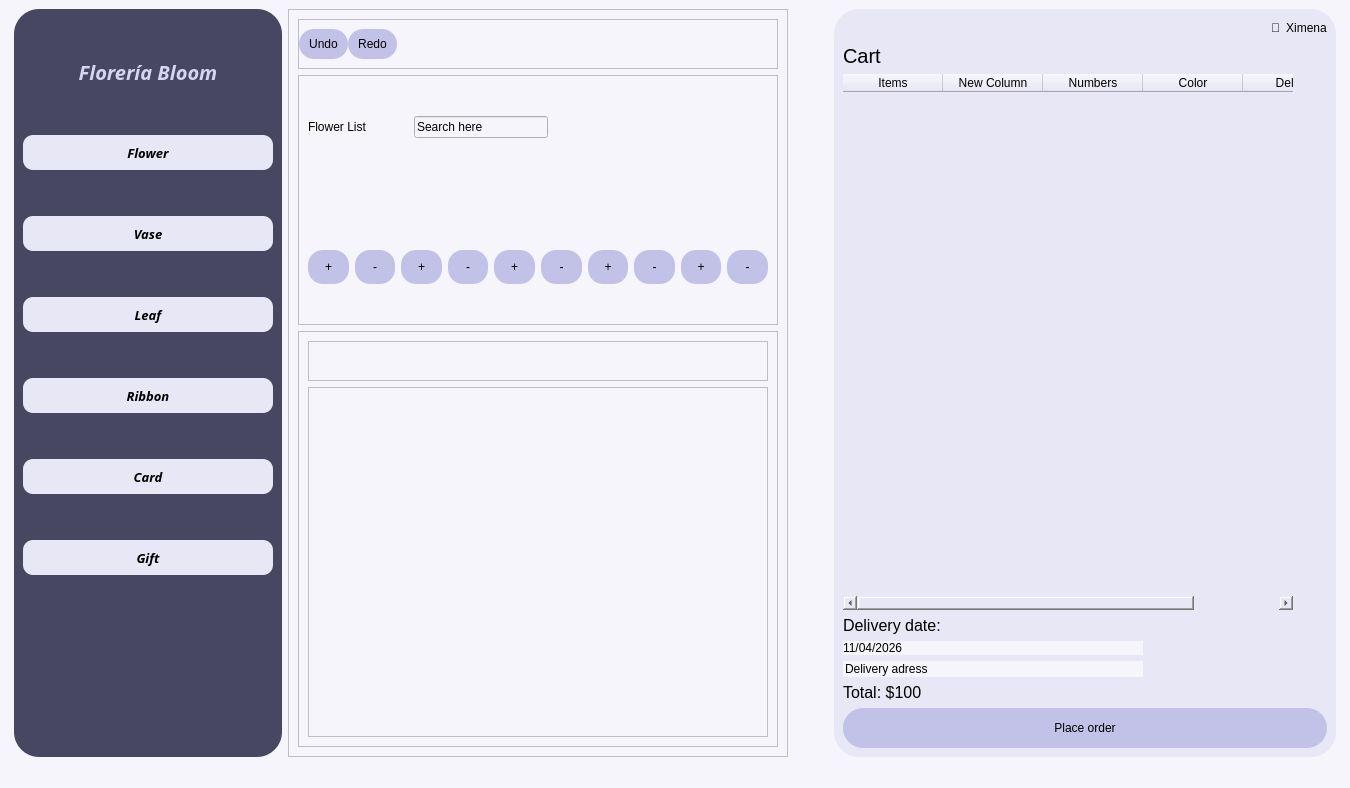
The window that views/floreria_maiin.ui (ximenaaloya/Floreria) describes before a commit, drawn with Qt 5.
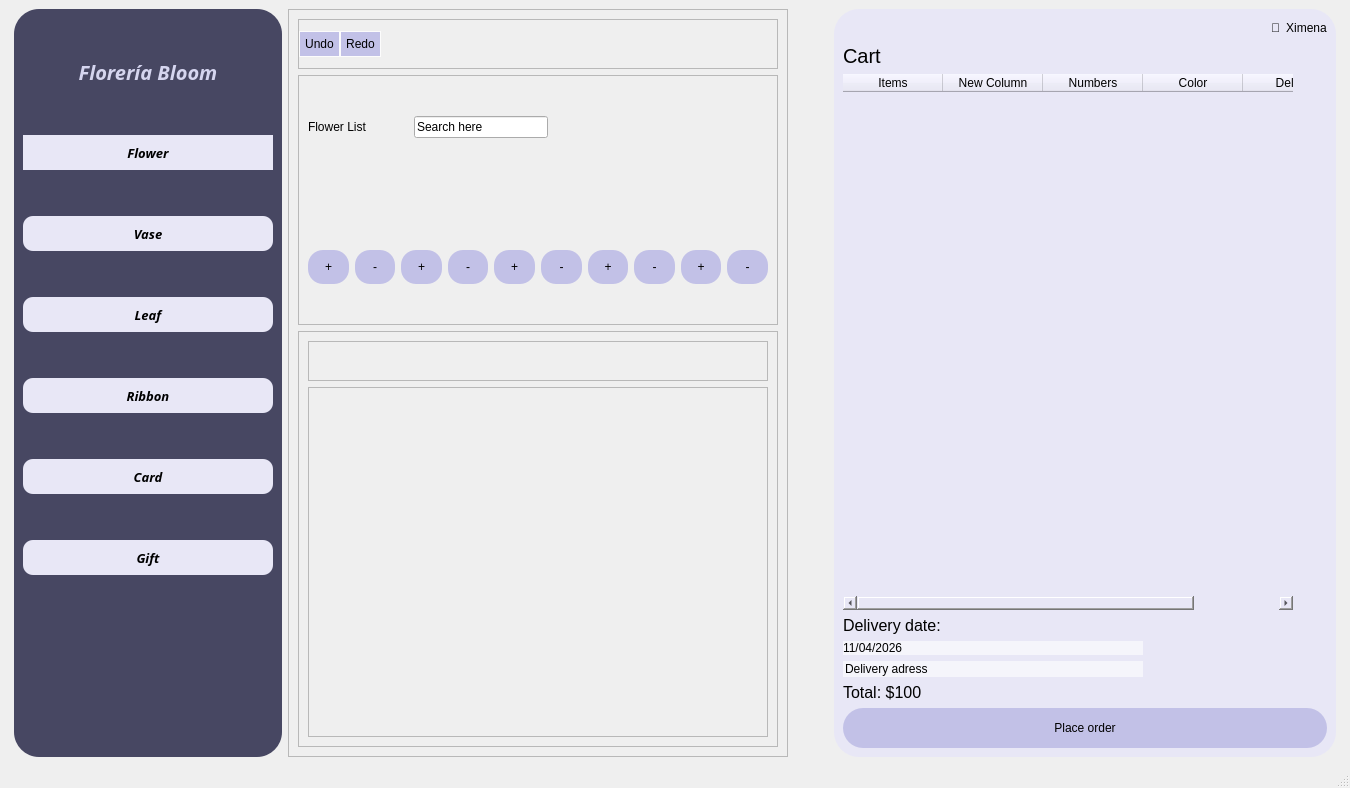
The same window after the commit. Icons and pictures are not drawn.

```diff
--- a/views/floreria_maiin.ui
+++ b/views/floreria_maiin.ui
@@ -14,7 +14,13 @@
    <string>MainWindow</string>
   </property>
   <property name="styleSheet">
-   <string notr="true">background-color: rgb(245, 245, 251);</string>
+   <string notr="true">.menuLateral{
+border-radius:20px;
+border-bottom:1px solid rgb(85, 0, 127);
+}
+.menuLateral:hover{
+background-color:rgb(85, 0, 127);
+}</string>
   </property>
   <widget class="QWidget" name="centralwidget">
    <layout class="QHBoxLayout" name="horizontalLayout">
@@ -120,7 +126,7 @@
            </property>
            <property name="styleSheet">
             <string notr="true">background-color: rgb(232, 231, 246);
-border-radius:10px;</string>
+</string>
            </property>
            <property name="text">
             <string>Flower</string>
@@ -351,7 +357,8 @@
               <property name="styleSheet">
                <string notr="true">border-radius:15px;
 background-color: rgb(194, 193, 231);
-padding:10px;</string>
+border: 1px solid #fcfcfc;
+padding: 5px;</string>
               </property>
               <property name="text">
                <string>Undo</string>
@@ -372,7 +379,8 @@
               <property name="styleSheet">
                <string notr="true">border-radius:15px;
 background-color: rgb(194, 193, 231);
-padding:10px;</string>
+border: 1px solid #fcfcfc;
+padding: 5px;</string>
               </property>
               <property name="text">
                <string>Redo</string>
```
Left out of the diff: 21 changed lines with no effect on the pictures.
